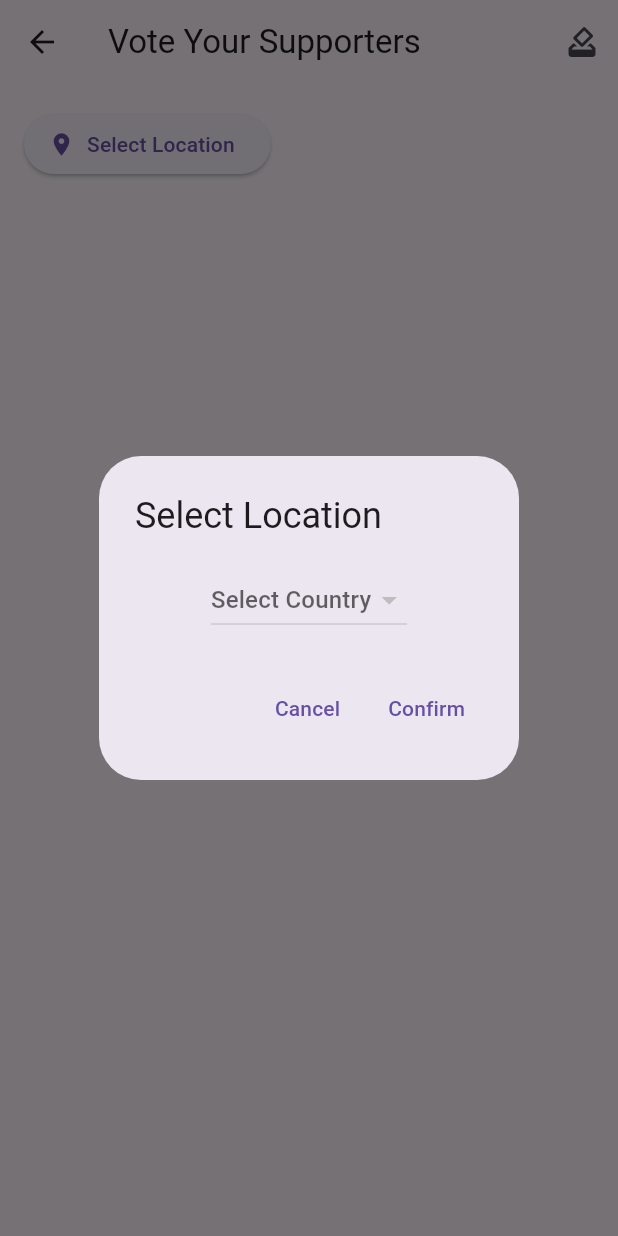
After one commit to soonhong99/Arbo, a Flutter app: the VoteSupportersScreen screen opened directly, after a tap on "Select Location", on a phone screen of 412 x 824 dp. The commit adds this screen. Run offline on Flutter 3.47's test engine with Material 3 defaults, Android fonts, the phone set to English and light mode, and no system bars; our stand-ins replace cloud_firestore, country_code_picker, firebase_auth, firebase_core, firebase_storage, firebase_vertexai and 5 more; missing offline and left inert: algolia, algolia_helper_flutter, dart:html, firebase_app_check, google_geocoding; accounts and stored records are empty.

Commit message:
mockup: vote supporters page

```diff
--- a/arbo_frontend/lib/roots/appbar_widget.dart
+++ b/arbo_frontend/lib/roots/appbar_widget.dart
@@ -1,5 +1,6 @@
 import 'package:arbo_frontend/data/user_data.dart';
 import 'package:arbo_frontend/roots/root_screen.dart';
+import 'package:arbo_frontend/roots/vote_supporters_screen.dart';
 import 'package:arbo_frontend/widgets/main_widgets/loading_screen.dart';
 import 'package:arbo_frontend/widgets/search_widgets/search_design_widget.dart';
 import 'package:cloud_firestore/cloud_firestore.dart';
@@ -310,6 +311,14 @@ class _CustomSliverAppBarState extends State<CustomSliverAppBar> {
           SearchDesignBar(
             screenWidth: screenWidth / 2,
           ),
+          IconButton(
+              icon: const Icon(Icons.how_to_vote), // 투표 아이콘 사용
+              tooltip: 'Vote Your Supporters!',
+              onPressed: () {
+                Navigator.of(context).push(MaterialPageRoute(
+                  builder: (context) => const VoteSupportersScreen(),
+                ));
+              }),
           const Spacer(),
           if (widget.user != null) ...[
             Padding(
--- a/arbo_frontend/lib/roots/root_screen.dart
+++ b/arbo_frontend/lib/roots/root_screen.dart
@@ -182,8 +182,7 @@ class RootScreenState extends State<RootScreen> {
         responseMimeType: "text/plain");
 
     final model = vertexAI.generativeModel(
-      // model: 'gemini-1.5-flash',
-      model: 'gemini-1.5-pro',
+      model: 'gemini-1.5-flash',
       generationConfig: generationConfig,
       systemInstruction: Content.system(community_advisor_instructions),
     );
--- /dev/null
+++ b/arbo_frontend/lib/roots/vote_supporters_screen.dart
@@ -0,0 +1,238 @@
+import 'package:cloud_firestore/cloud_firestore.dart';
+import 'package:flutter/material.dart';
+
+class VoteSupportersScreen extends StatefulWidget {
+  const VoteSupportersScreen({super.key});
+
+  @override
+  _VoteSupportersScreenState createState() => _VoteSupportersScreenState();
+}
+
+class _VoteSupportersScreenState extends State<VoteSupportersScreen> {
+  String? selectedCity;
+  String? selectedCountry;
+  List<Map<String, dynamic>> topSupporters = [];
+  Map<String, int> votes = {};
+  bool isVotingPeriod = false;
+
+  @override
+  void initState() {
+    super.initState();
+    checkVotingPeriod();
+  }
+
+  void checkVotingPeriod() {
+    final now = DateTime.now();
+    final startOfMonth = DateTime(now.year, now.month, 1);
+    final endOfVoting = startOfMonth.add(const Duration(days: 7));
+    setState(() {
+      isVotingPeriod = now.isAfter(startOfMonth) && now.isBefore(endOfVoting);
+    });
+  }
+
+  Future<Map<String, List<String>>> fetchLocations() async {
+    // Fetch all unique locations from Firebase
+    final snapshot =
+        await FirebaseFirestore.instance.collection('userPlaceInfo').get();
+    final locations = <String, Set<String>>{};
+    for (var doc in snapshot.docs) {
+      final country = doc.data()['country'] as String?;
+      final city = doc.data()['city'] as String?;
+      if (country != null && city != null) {
+        locations.putIfAbsent(country, () => {}).add(city);
+      }
+    }
+    return locations.map((key, value) => MapEntry(key, value.toList()));
+  }
+
+  Future<void> showLocationSelector() async {
+    final locations = await fetchLocations();
+    showDialog(
+      context: context,
+      builder: (context) => AlertDialog(
+        title: const Text('Select Location'),
+        content: Column(
+          mainAxisSize: MainAxisSize.min,
+          children: [
+            DropdownButton<String>(
+              value: selectedCountry,
+              hint: const Text('Select Country'),
+              items: locations.keys.map((country) {
+                return DropdownMenuItem<String>(
+                  value: country,
+                  child: Text(country),
+                );
+              }).toList(),
+              onChanged: (value) {
+                setState(() {
+                  selectedCountry = value;
+                  selectedCity = null;
+                });
+              },
+            ),
+            if (selectedCountry != null)
+              DropdownButton<String>(
+                value: selectedCity,
+                hint: const Text('Select City'),
+                items: locations[selectedCountry]!.map((city) {
+                  return DropdownMenuItem<String>(
+                    value: city,
+                    child: Text(city),
+                  );
+                }).toList(),
+                onChanged: (value) {
+                  setState(() {
+                    selectedCity = value;
+                  });
+                },
+              ),
+          ],
+        ),
+        actions: [
+          TextButton(
+            child: const Text('Cancel'),
+            onPressed: () => Navigator.pop(context),
+          ),
+          TextButton(
+            child: const Text('Confirm'),
+            onPressed: () {
+              if (selectedCity != null && selectedCountry != null) {
+                fetchTopSupporters();
+                Navigator.pop(context);
+              }
+            },
+          ),
+        ],
+      ),
+    );
+  }
+
+  Future<void> fetchTopSupporters() async {
+    final snapshot = await FirebaseFirestore.instance
+        .collection('users')
+        .where('city', isEqualTo: selectedCity)
+        .where('country', isEqualTo: selectedCountry)
+        .get();
+
+    final supporters = snapshot.docs.map((doc) {
+      final data = doc.data();
+      final totalHearts = (data['receivedCommentsHearts'] ?? 0) +
+          (data['receivedPostHearts'] ?? 0);
+      return {
+        'id': doc.id,
+        'nickname': data['nickname'],
+        'totalHearts': totalHearts,
+      };
+    }).toList();
+
+    supporters.sort((a, b) => b['totalHearts'].compareTo(a['totalHearts']));
+    setState(() {
+      topSupporters = supporters.take(5).toList();
+      votes = {for (var supporter in topSupporters) supporter['id']: 0};
+    });
+  }
+
+  // fetchLocations, fetchTopSupporters, voteForSupporter, endVoting 메서드는 그대로 유지
+
+  void endVoting() {
+    if (!isVotingPeriod) return;
+
+    final sortedVotes = votes.entries.toList()
+      ..sort((a, b) => b.value.compareTo(a.value));
+
+    final winners = sortedVotes.take(3).map((e) => e.key).toList();
+
+    // Save winners to Firebase
+    FirebaseFirestore.instance.collection('supportersVoting').add({
+      'city': selectedCity,
+      'country': selectedCountry,
+      'winners': winners,
+      'votingEndDate': DateTime.now(),
+    });
+
+    setState(() {
+      isVotingPeriod = false;
+    });
+  }
+
+  void voteForSupporter(String supporterId) {
+    if (isVotingPeriod) {
+      setState(() {
+        votes[supporterId] = (votes[supporterId] ?? 0) + 1;
+      });
+    } else {
+      ScaffoldMessenger.of(context).showSnackBar(
+        const SnackBar(content: Text('Voting period has ended')),
+      );
+    }
+  }
+
+  @override
+  Widget build(BuildContext context) {
+    return Scaffold(
+      appBar: AppBar(
+        title: const Text('Vote Your Supporters'),
+        actions: [
+          if (isVotingPeriod)
+            IconButton(
+              icon: const Icon(Icons.how_to_vote),
+              onPressed: endVoting,
+              tooltip: 'End Voting',
+            ),
+        ],
+      ),
+      body: SingleChildScrollView(
+        child: Padding(
+          padding: const EdgeInsets.all(16.0),
+          child: Column(
+            crossAxisAlignment: CrossAxisAlignment.start,
+            children: [
+              ElevatedButton.icon(
+                onPressed: showLocationSelector,
+                icon: const Icon(Icons.location_on),
+                label: Text(selectedCity != null && selectedCountry != null
+                    ? '$selectedCity, $selectedCountry'
+                    : 'Select Location'),
+              ),
+              const SizedBox(height: 20),
+              if (topSupporters.isNotEmpty) ...[
+                Text(
+                  'Top Supporters in $selectedCity, $selectedCountry',
+                  style: Theme.of(context).textTheme.headlineMedium,
+                ),
+                const SizedBox(height: 10),
+                ...topSupporters.map((supporter) => Card(
+                      child: ListTile(
+                        leading: CircleAvatar(
+                          child: Text(supporter['nickname'][0]),
+                        ),
+                        title: Text(supporter['nickname']),
+                        subtitle:
+                            Text('Total Hearts: ${supporter['totalHearts']}'),
+                        trailing: ElevatedButton.icon(
+                          icon: const Icon(Icons.thumb_up),
+                          label: const Text('Vote'),
+                          onPressed: isVotingPeriod
+                              ? () => voteForSupporter(supporter['id'])
+                              : null,
+                        ),
+                      ),
+                    )),
+                const SizedBox(height: 20),
+                Text(
+                  'Current Votes',
+                  style: Theme.of(context).textTheme.headlineMedium,
+                ),
+                ...votes.entries.map((entry) => ListTile(
+                      title: Text(topSupporters
+                          .firstWhere((s) => s['id'] == entry.key)['nickname']),
+                      trailing: Text('${entry.value} votes'),
+                    )),
+              ],
+            ],
+          ),
+        ),
+      ),
+    );
+  }
+}
```
